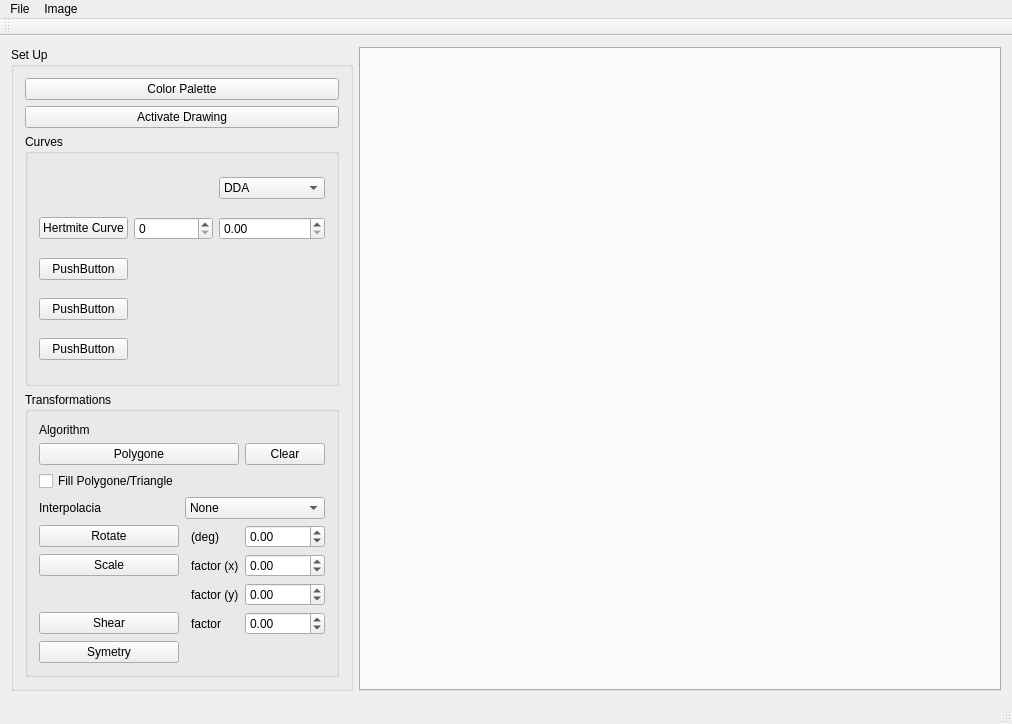
Kalorina/Curves, file Curves/Curves/ImageViewer.ui: the form before one commit.
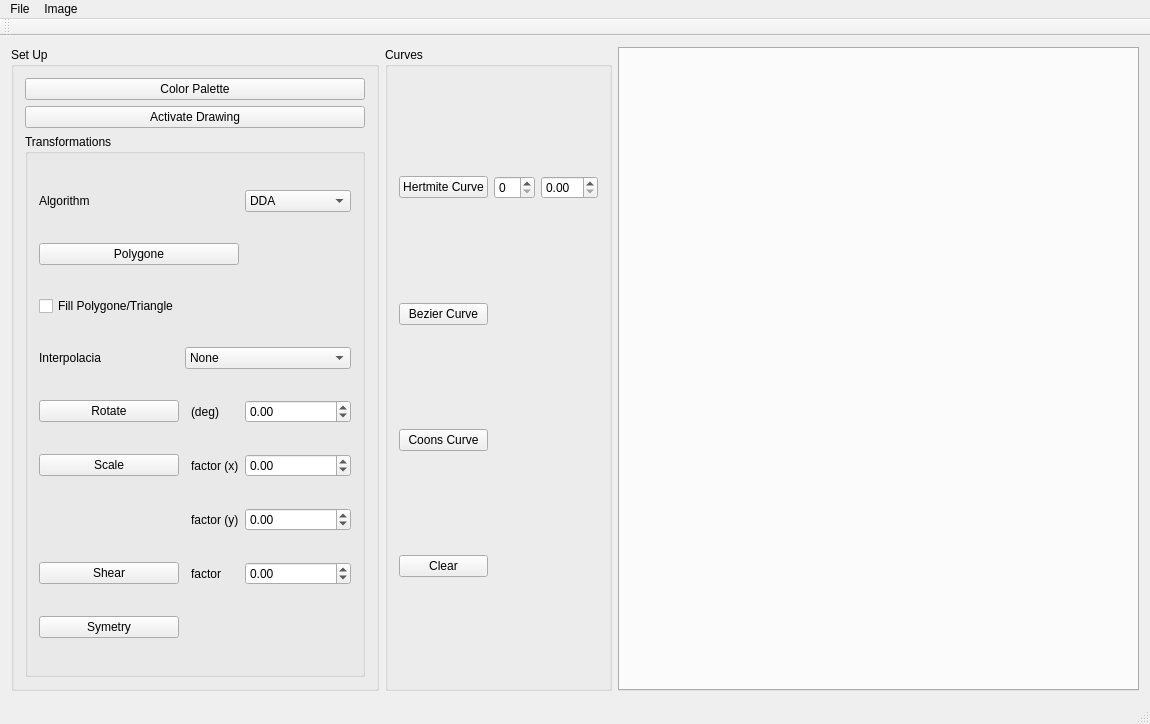
The form after the commit.

Diff of the .ui file:
```diff
--- a/Curves/Curves/ImageViewer.ui
+++ b/Curves/Curves/ImageViewer.ui
@@ -6,7 +6,7 @@
    <rect>
     <x>0</x>
     <y>0</y>
-    <width>1012</width>
+    <width>1150</width>
     <height>724</height>
    </rect>
   </property>
@@ -35,7 +35,7 @@
          </property>
         </widget>
        </item>
-       <item row="3" column="0">
+       <item row="4" column="0">
         <widget class="QGroupBox" name="groupBoxTransformations">
          <property name="title">
           <string>Transformations</string>
@@ -48,13 +48,6 @@
             </property>
            </widget>
           </item>
-          <item row="1" column="4">
-           <widget class="QPushButton" name="pushButtonClear">
-            <property name="text">
-             <string>Clear</string>
-            </property>
-           </widget>
-          </item>
           <item row="7" column="4">
            <widget class="QDoubleSpinBox" name="spinBoxShear">
             <property name="minimum">
@@ -203,22 +196,32 @@
             </property>
            </widget>
           </item>
+          <item row="0" column="4">
+           <widget class="QComboBox" name="comboBoxAlg">
+            <item>
+             <property name="text">
+              <string>DDA</string>
+             </property>
+            </item>
+            <item>
+             <property name="text">
+              <string>Bresenhamov</string>
+             </property>
+            </item>
+           </widget>
+          </item>
          </layout>
         </widget>
        </item>
-       <item row="2" column="0">
+      </layout>
+     </widget>
+    </item>
+    <item>
         <widget class="QGroupBox" name="groupBoxCurves">
          <property name="title">
           <string>Curves</string>
          </property>
          <layout class="QGridLayout" name="gridLayout_3">
-          <item row="4" column="0">
-           <widget class="QPushButton" name="pushButton_4">
-            <property name="text">
-             <string>PushButton</string>
-            </property>
-           </widget>
-          </item>
           <item row="1" column="2">
            <widget class="QDoubleSpinBox" name="doubleSpinBox">
             <property name="singleStep">
@@ -232,14 +235,14 @@
           <item row="2" column="0">
            <widget class="QPushButton" name="pushButton_2">
             <property name="text">
-             <string>PushButton</string>
+          <string>Bezier Curve</string>
             </property>
            </widget>
           </item>
           <item row="3" column="0">
            <widget class="QPushButton" name="pushButton_3">
             <property name="text">
-             <string>PushButton</string>
+          <string>Coons Curve</string>
             </property>
            </widget>
           </item>
@@ -250,21 +253,11 @@
             </property>
            </widget>
           </item>
-          <item row="0" column="2">
-           <widget class="QComboBox" name="comboBoxAlg">
-            <item>
+       <item row="4" column="0">
+        <widget class="QPushButton" name="pushButtonClear">
              <property name="text">
-              <string>DDA</string>
-             </property>
-            </item>
-            <item>
-             <property name="text">
-              <string>Bresenhamov</string>
-             </property>
-            </item>
-           </widget>
-          </item>
-         </layout>
+          <string>Clear</string>
+         </property>
         </widget>
        </item>
       </layout>
@@ -290,7 +283,7 @@
     <rect>
      <x>0</x>
      <y>0</y>
-     <width>1012</width>
+     <width>1150</width>
      <height>26</height>
     </rect>
    </property>
```
Left out of the diff: 4 changed lines with no effect on the pictures. Lines whose indentation alone changed are shown as unchanged.
